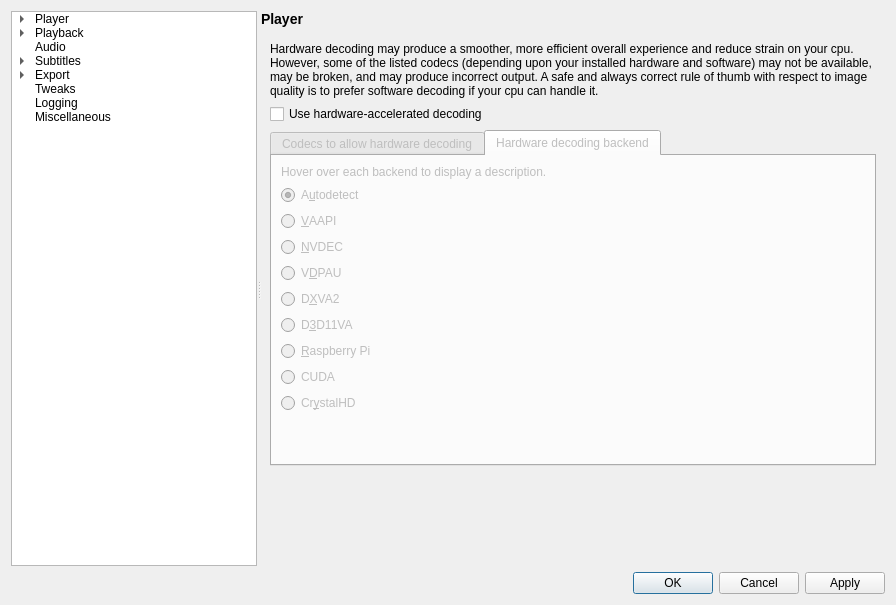
Before: the Qt Designer form settingswindow.ui in mpc-qt/mpc-qt, drawn with Qt 5.
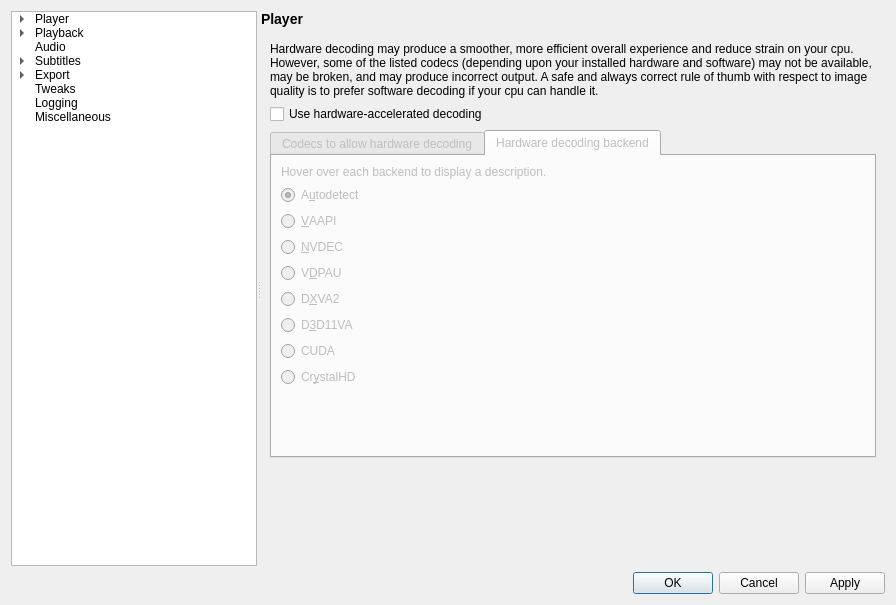
After: the same form once the commit is applied. The open tabs and pages were chosen to show the change.

Commit message: Remove Raspberry Pi hwdec backend (no longer supported by mpv)

Diff of the .ui file:
```diff
--- a/settingswindow.ui
+++ b/settingswindow.ui
@@ -5536,16 +5536,6 @@
                  </property>
                 </widget>
                </item>
-               <item>
-                <widget class="QRadioButton" name="hwdecBackendRaspberryPi">
-                 <property name="toolTip">
-                  <string>Raspberry PI - hardware overlay renderer</string>
-                 </property>
-                 <property name="text">
-                  <string notr="true">&amp;Raspberry Pi</string>
-                 </property>
-                </widget>
-               </item>
                <item>
                 <widget class="QRadioButton" name="hwdecBackendCuda">
                  <property name="toolTip">
```
The commit also changes 1 other file.
